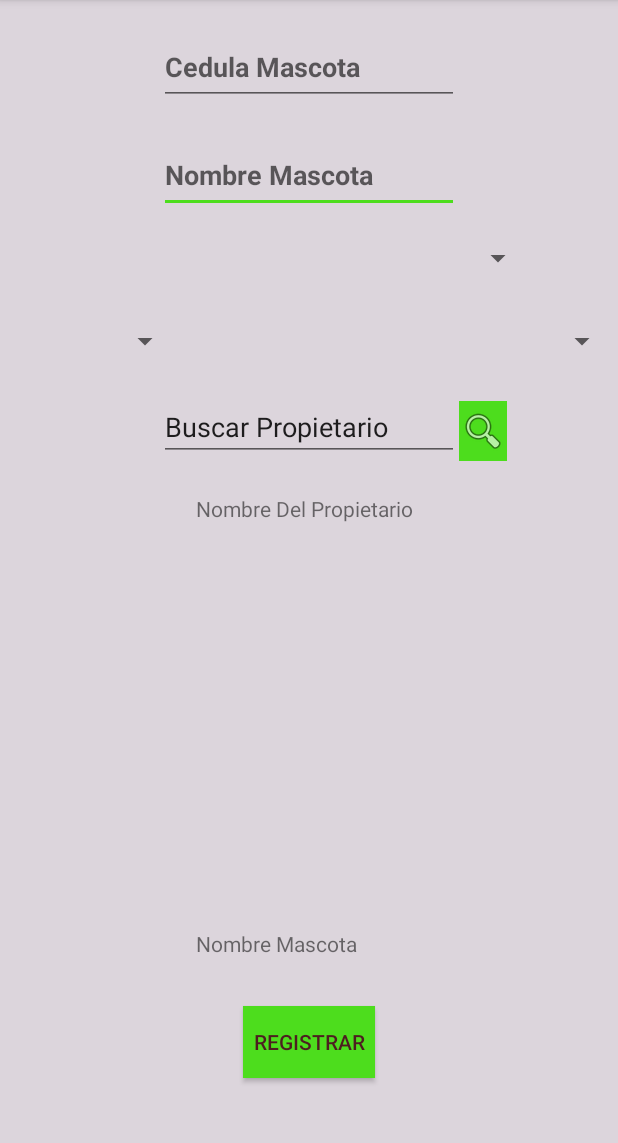
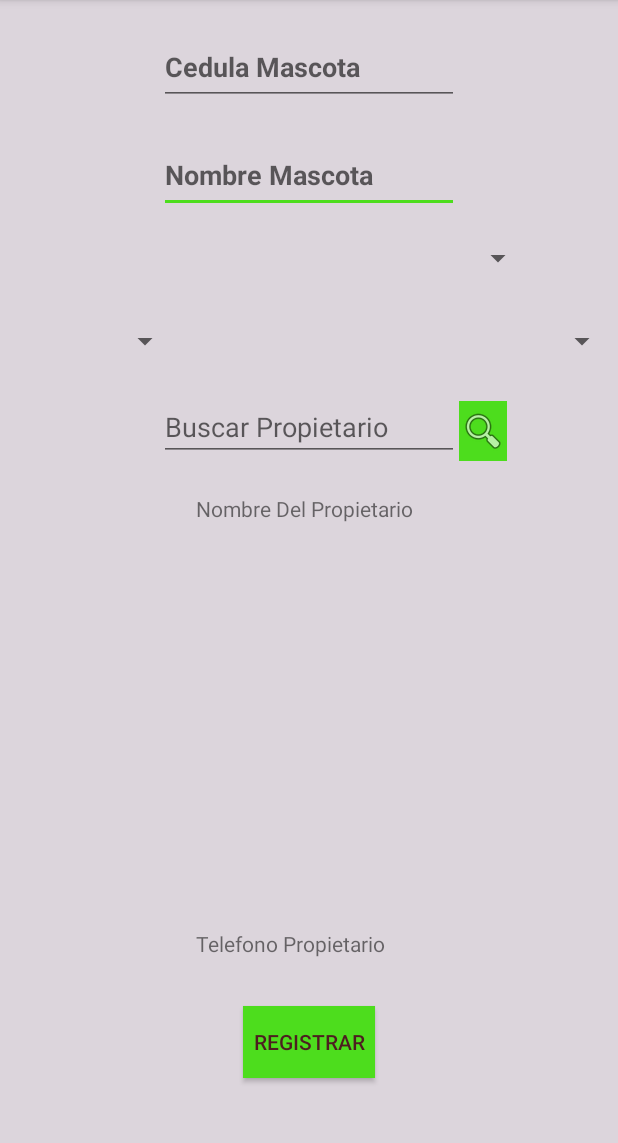
Before and after one commit to Deivisosorio3/MyApplication2, an Android app: the RegistroMascota screen opened directly, with no data from a screen before it, on a phone screen of 412 x 824 dp, the part 84-1227 px from its top. Run offline under Robolectric (Android 15) with nearby library versions, the phone set to English and light mode, and no system bars.

Commit message:
fix hint buscar propietario

```diff
--- a/app/src/main/res/layout/activity_registro_mascota.xml
+++ b/app/src/main/res/layout/activity_registro_mascota.xml
@@ -19,7 +19,7 @@
         android:id="@+id/textView7"
         android:layout_width="150dp"
         android:layout_height="25dp"
-        android:text="Nombre Mascota"
+        android:text="Telefono Propietario"
         android:layout_above="@+id/button"
         android:layout_alignStart="@+id/textView6"
         android:layout_marginBottom="26dp" />
@@ -95,7 +95,7 @@
         android:layout_marginTop="28dp"
         android:ems="10"
         android:inputType="textPersonName"
-        android:text="Buscar Propietario"
+        android:hint="Buscar Propietario"
         android:layout_below="@+id/spinner"
         android:layout_toStartOf="@+id/imageButton" />
 
```
